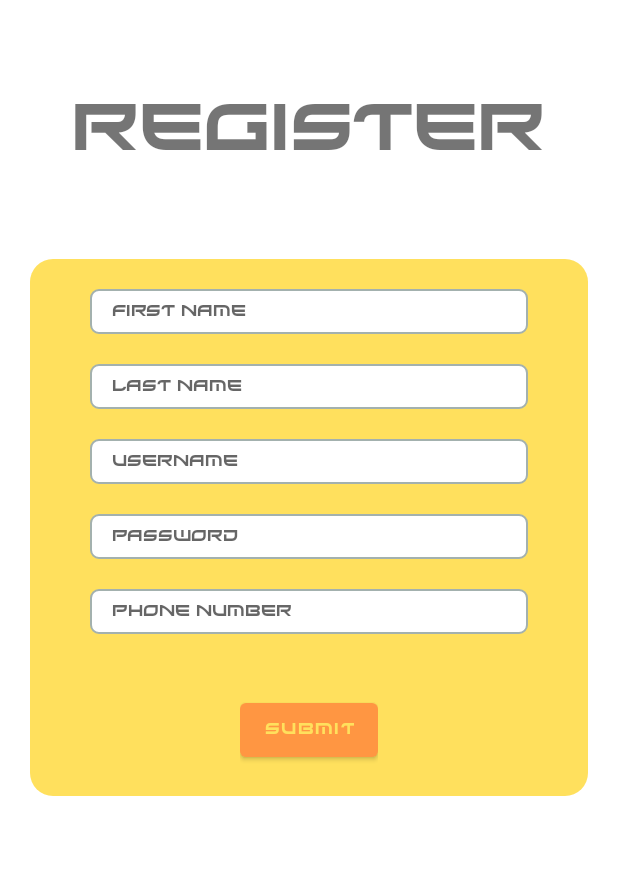
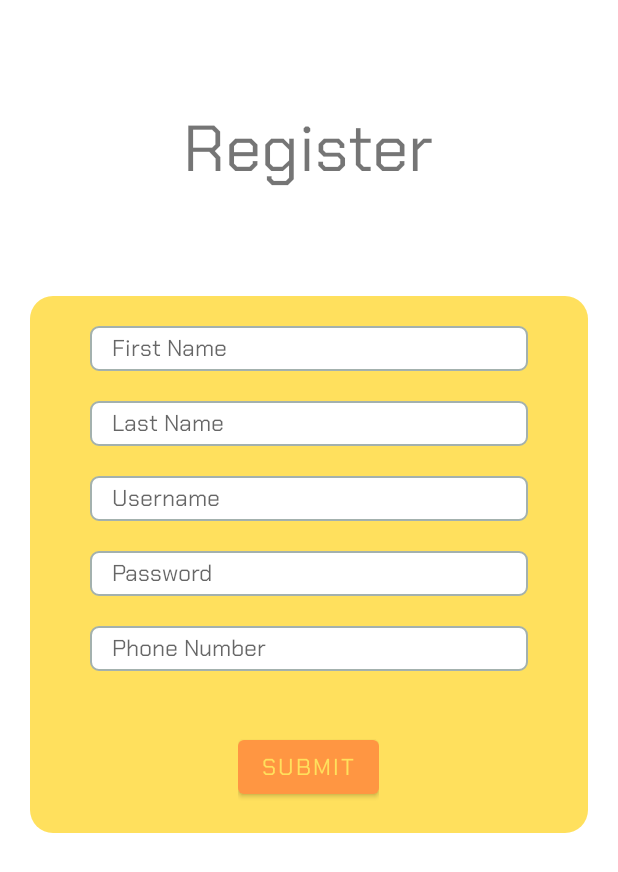
Before and after one commit to MarkoErdelji/TopGoApp, an Android app: the PassengerRegisterActivity screen opened directly, with no data from a screen before it, on a phone screen of 412 x 824 dp. Shown: the top 872 px of the screen. Run offline under Robolectric (Android 15) with nearby library versions, the phone set to English and light mode, and no system bars; 1 statement that could not run was skipped.

Commit message:
changed application font

```diff
--- /dev/null
+++ b/app/src/main/res/font/chakrapetch.xml
@@ -0,0 +1,13 @@
+<?xml version="1.0" encoding="utf-8"?>
+<font-family xmlns:android="http://schemas.android.com/apk/res/android">
+
+    <font
+        android:fontStyle="normal"
+        android:fontWeight="400"
+        android:font="@font/chakrapetch_regular" />
+    <font
+        android:fontStyle="italic"
+        android:fontWeight="400"
+        android:font="@font/chakrapetch_italic" />
+
+</font-family>
--- a/app/src/main/res/values/themes.xml
+++ b/app/src/main/res/values/themes.xml
@@ -17,8 +17,8 @@
         <item name="windowNoTitle">true</item>
         <item name="windowActionBar">false</item>
 
-        <item name="android:fontFamily">@font/xirod</item>
-        <item name="android:textSize">10sp</item>
+        <item name="android:fontFamily">@font/chakrapetch</item>
+        <item name="android:textSize">15sp</item>
     </style>
 
     <style name="myActionButtonStyle" parent="Widget.AppCompat.ActionButton">
```
Also changed, not shown: app/src/main/res/font/chakrapetch_bold.ttf (added), app/src/main/res/font/chakrapetch_italic.ttf (added), app/src/main/res/font/chakrapetch_regular.ttf (added).
